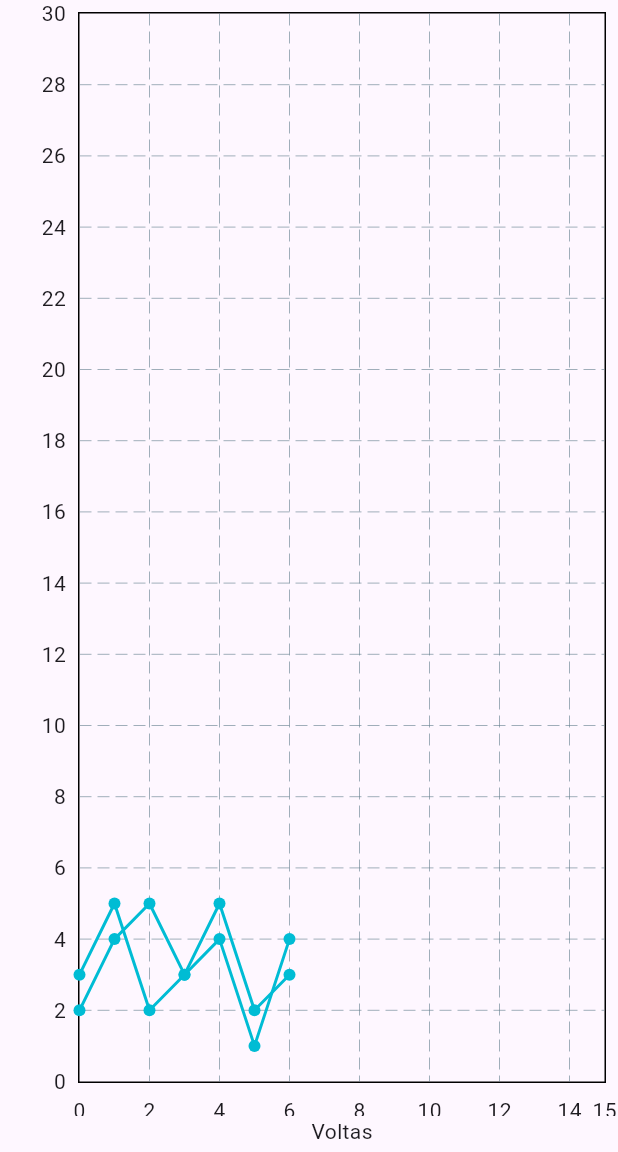
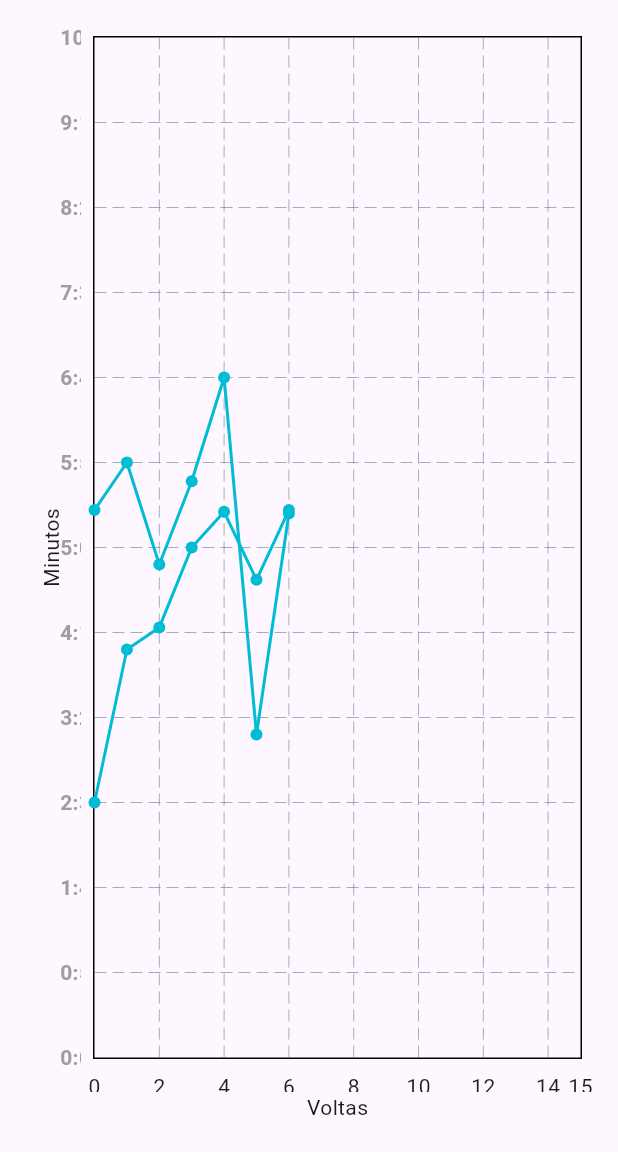
Before and after one commit to bmendoncaunaerp/chartsexample, a Flutter app: the screen it shows after launch, on a phone screen of 412 x 824 dp, the part 84-1236 px from its top. Run offline on Flutter 3.47's test engine with Material 2 defaults, Android fonts, the phone set to English and light mode, and no system bars; drawn by our look-alikes of fl_chart.

Commit message:
Ajusta para exibir minutos

```diff
--- a/lib/main.dart
+++ b/lib/main.dart
@@ -25,8 +25,8 @@ class MyHomePage extends StatelessWidget {
   MyHomePage({super.key});
 
   var atletas = [
-    Atleta("Bruno", [2, 4, 5, 3, 5, 2, 3]),
-    Atleta("João", [3, 5, 2, 3, 4, 1, 4]),
+    Atleta("Bruno", [150, 240, 253, 300, 321, 281, 322]),
+    Atleta("João", [322, 350, 290, 339, 400, 190, 320]),
   ];
 
   @override
@@ -37,22 +37,56 @@ class MyHomePage extends StatelessWidget {
         title: Text("Charts"),
       ),
       body: Padding(
-        padding: EdgeInsets.all(8),
-        child: LineChart(
-          LineChartData(
+        padding: const EdgeInsets.all(24.0),
+        child: LineChart(LineChartData(
             minY: 0,
-            maxY: 30,
+            maxY: 600,
             minX: 0,
             maxX: 15,
             titlesData: FlTitlesData(
-              topTitles:AxisTitles(sideTitles: SideTitles(showTitles: false)),
-              rightTitles: AxisTitles(sideTitles: SideTitles(showTitles: false)),
-              bottomTitles: AxisTitles(axisNameWidget: Text("Voltas"), sideTitles: SideTitles(showTitles: true))
+              topTitles: const AxisTitles(
+                sideTitles: SideTitles(showTitles: false),
+              ),
+              rightTitles: const AxisTitles(
+                sideTitles: SideTitles(showTitles: false),
+              ),
+              bottomTitles: const AxisTitles(
+                axisNameWidget: Text("Voltas"),
+                sideTitles: SideTitles(showTitles: true),
+              ),
+              leftTitles: AxisTitles(
+                axisNameWidget: const Text("Minutos"),
+                sideTitles: SideTitles(
+                  showTitles: true,
+                  getTitlesWidget: getLeftTitles,
+                ),
+              ),
             ),
-            lineBarsData: atletas.map((e) => LineChartBarData(
-                spots: e.tempos.asMap().entries.map((entry) => FlSpot(entry.key.toDouble(), entry.value)).toList()
-            )).toList()
-          )
+            lineBarsData: atletas
+                .map((e) => LineChartBarData(
+                    spots: e.tempos
+                        .asMap()
+                        .entries
+                        .map((entry) =>
+                            FlSpot(entry.key.toDouble(), entry.value))
+                        .toList()))
+                .toList())),
+      ),
+    );
+  }
+
+  Widget getLeftTitles(double value, TitleMeta meta) {
+    int minutes = value ~/ 60;
+    int seconds = (value % 60).toInt();
+    return SideTitleWidget(
+      axisSide: meta.axisSide,
+      child: Text(
+        "$minutes:$seconds",
+        softWrap: false,
+        style: const TextStyle(
+          color: Colors.grey,
+          fontWeight: FontWeight.bold,
+          fontSize: 14,
         ),
       ),
     );
```
Also changed, not shown: pubspec.lock.
